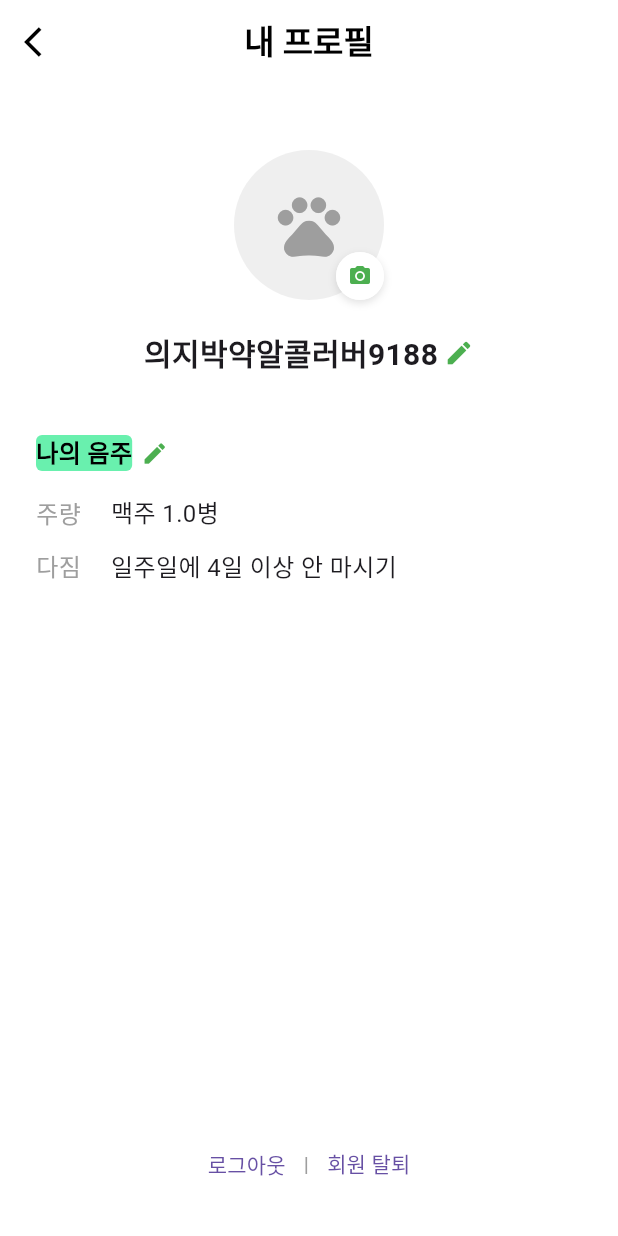
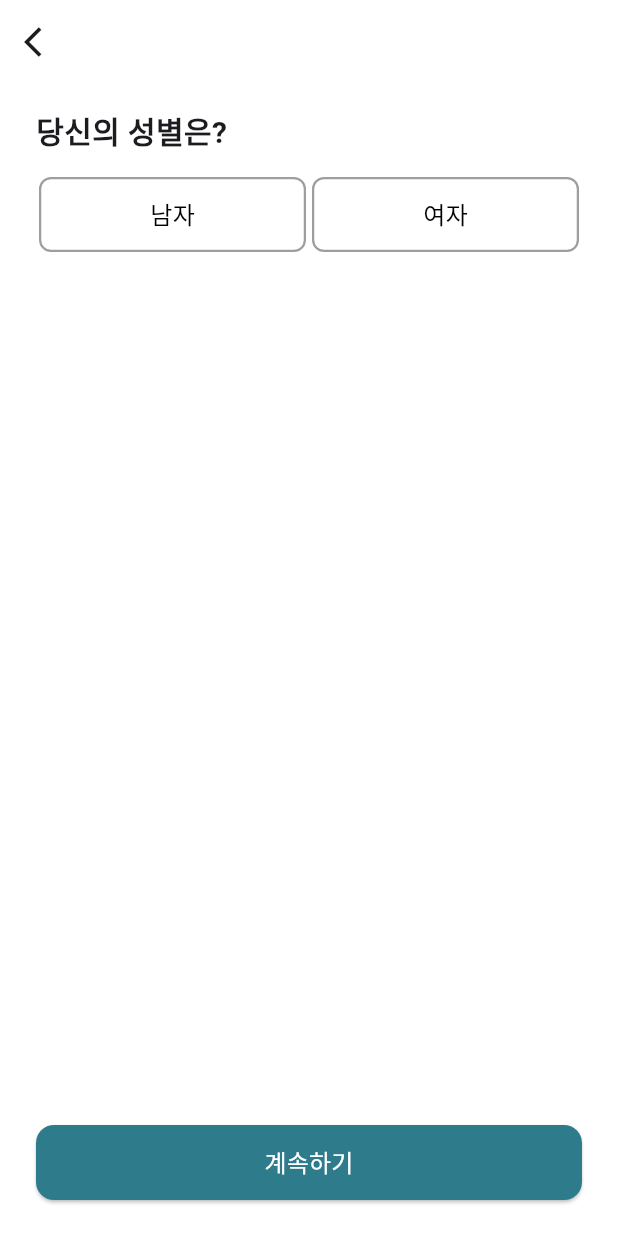
Before and after one commit to inu-capstone-VCHE/todays_drink_app, a Flutter app: the screen it shows after launch, on a phone screen of 412 x 824 dp. Run offline on Flutter 3.47's test engine with Material 3 defaults, Android fonts, the light colour scheme and no system bars; our stand-ins replace image_picker, table_calendar.

Commit message:
Feature: Setting Screen

```diff
--- a/lib/firstloginscreens/inputinformation_screen.dart
+++ b/lib/firstloginscreens/inputinformation_screen.dart
@@ -0,0 +1,163 @@
+import 'package:flutter/material.dart';
+
+class InputInformationScreen extends StatefulWidget {
+  const InputInformationScreen({super.key});
+
+  @override
+  _InputInformationScreenState createState() => _InputInformationScreenState();
+}
+
+class _InputInformationScreenState extends State<InputInformationScreen> {
+  String? gender;
+  final TextEditingController heightController = TextEditingController();
+  final TextEditingController weightController = TextEditingController();
+
+  bool showHeight = false;
+  bool showWeight = false;
+
+  bool get isHeightEntered => heightController.text.isNotEmpty;
+  bool get isWeightEntered => weightController.text.isNotEmpty;
+
+  @override
+  Widget build(BuildContext context) {
+    return Scaffold(
+      backgroundColor: Colors.white,
+      appBar: AppBar(
+        backgroundColor: Colors.white,
+        elevation: 0,
+        leading: IconButton(
+          icon: const Icon(Icons.arrow_back_ios),
+          onPressed: () => Navigator.pop(context),
+        ),
+      ),
+      body: Padding(
+        padding: const EdgeInsets.symmetric(horizontal: 24.0),
+        child: Column(
+          crossAxisAlignment: CrossAxisAlignment.stretch,
+          children: [
+            const SizedBox(height: 16),
+            const Text('당신의 성별은?',
+                style: TextStyle(fontSize: 20, fontWeight: FontWeight.bold)),
+            const SizedBox(height: 16),
+            Row(
+              children: ['남자', '여자'].map((String value) {
+                return Expanded(
+                  child: GestureDetector(
+                    onTap: () {
+                      setState(() {
+                        gender = value;
+                        showHeight = true;
+                      });
+                    },
+                    child: Container(
+                      padding: const EdgeInsets.symmetric(vertical: 12),
+                      margin: const EdgeInsets.symmetric(horizontal: 2), // ⚠️ 여기를 수정하면 성별 버튼 크기와 간격 조정 가능
+                      decoration: BoxDecoration(
+                        borderRadius: BorderRadius.circular(8),
+                        border: Border.all(
+                          color: gender == value ? const Color(0xFFF2D027) : Colors.grey,
+                          width: 1.5,
+                        ),
+                      ),
+                      child: Center(
+                        child: Text(
+                          value,
+                          style: TextStyle(
+                            color: gender == value ? const Color(0xFFF2D027) : Colors.black,
+                            fontSize: 16,
+                          ),
+                        ),
+                      ),
+                    ),
+                  ),
+                );
+              }).toList(),
+            ),
+            const SizedBox(height: 24),
+            AnimatedOpacity(
+              opacity: showHeight ? 1 : 0,
+              duration: const Duration(milliseconds: 500),
+              child: Column(
+                crossAxisAlignment: CrossAxisAlignment.stretch,
+                children: [
+                  const Text('당신의 키는?',
+                      style: TextStyle(fontSize: 20, fontWeight: FontWeight.bold)),
+                  const SizedBox(height: 8),
+                  TextField(
+                    controller: heightController,
+                    textAlign: TextAlign.right, // ✅ 입력 텍스트 오른쪽 정렬
+                    keyboardType: TextInputType.number,
+                    decoration: InputDecoration(
+                      border: OutlineInputBorder(borderRadius: BorderRadius.circular(8)),
+                      enabledBorder: OutlineInputBorder(
+                        borderRadius: BorderRadius.circular(8),
+                        borderSide: BorderSide(color: isHeightEntered ? const Color(0xFFF2D027) : Colors.grey),
+                      ),
+                      focusedBorder: OutlineInputBorder(
+                        borderRadius: BorderRadius.circular(8),
+                        borderSide: const BorderSide(color: Color(0xFFF2D027)),
+                      ),
+                      suffixText: 'cm',
+                    ),
+                    onChanged: (value) {
+                      setState(() {
+                        showWeight = value.isNotEmpty;
+                      });
+                    },
+                  ),
+                ],
+              ),
+            ),
+            const SizedBox(height: 24),
+            AnimatedOpacity(
+              opacity: showWeight ? 1 : 0,
+              duration: const Duration(milliseconds: 500),
+              child: Column(
+                crossAxisAlignment: CrossAxisAlignment.stretch,
+                children: [
+                  const Text('당신의 몸무게는?',
+                      style: TextStyle(fontSize: 20, fontWeight: FontWeight.bold)),
+                  const SizedBox(height: 8),
+                  TextField(
+                    controller: weightController,
+                    textAlign: TextAlign.right, // ✅ 입력 텍스트 오른쪽 정렬
+                    keyboardType: TextInputType.number,
+                    decoration: InputDecoration(
+                      border: OutlineInputBorder(borderRadius: BorderRadius.circular(8)),
+                      enabledBorder: OutlineInputBorder(
+                        borderRadius: BorderRadius.circular(8),
+                        borderSide: BorderSide(color: isWeightEntered ? const Color(0xFFF2D027) : Colors.grey),
+                      ),
+                      focusedBorder: OutlineInputBorder(
+                        borderRadius: BorderRadius.circular(8),
+                        borderSide: const BorderSide(color: Color(0xFFF2D027)),
+                      ),
+                      suffixText: 'kg',
+                    ),
+                    onChanged: (value) {
+                      setState(() {});
+                    },
+                  ),
+                ],
+              ),
+            ),
+            const Spacer(),
+            SizedBox(
+              height: 50,
+              child: ElevatedButton(
+                style: ElevatedButton.styleFrom(
+                  backgroundColor: Color(0xFF2E7B8C),
+                  foregroundColor: Colors.white,
+                  shape: RoundedRectangleBorder(borderRadius: BorderRadius.circular(12)),
+                ),
+                child: const Text('계속하기', style: TextStyle(fontSize: 16)),
+                onPressed: () {},
+              ),
+            ),
+            const SizedBox(height: 24),
+          ],
+        ),
+      ),
+    );
+  }
+}
--- a/lib/main.dart
+++ b/lib/main.dart
@@ -1,5 +1,6 @@
 import 'package:flutter/material.dart';
 import 'settingscreen/setting_screen.dart';
+import 'firstloginscreens//inputinformation_screen.dart';
 
 /*
 import 'dart:async';
@@ -63,7 +64,7 @@ class MyApp extends StatelessWidget {
     return const MaterialApp(
       title: 'Setting Screen Test',
       debugShowCheckedModeBanner: false,
-      home: SettingScreen(),
+      home: InputInformationScreen(),
     );
   }
 }
--- a/lib/settingscreen/setting_screen.dart
+++ b/lib/settingscreen/setting_screen.dart
@@ -82,7 +82,7 @@ class _SettingScreenState extends State<SettingScreen> {
               mainAxisAlignment: MainAxisAlignment.center,
               children: [
                 const Text(
-                  '의지박약알콜러버9188',
+                  '정해인',
                   style: TextStyle(fontSize: 20, fontWeight: FontWeight.bold),
                 ),
                 const SizedBox(width: 4),
```
